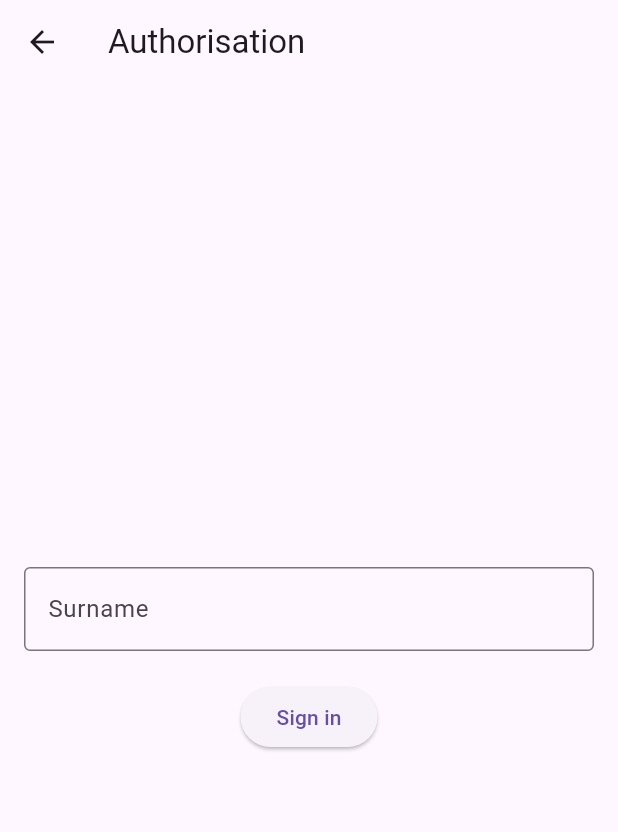
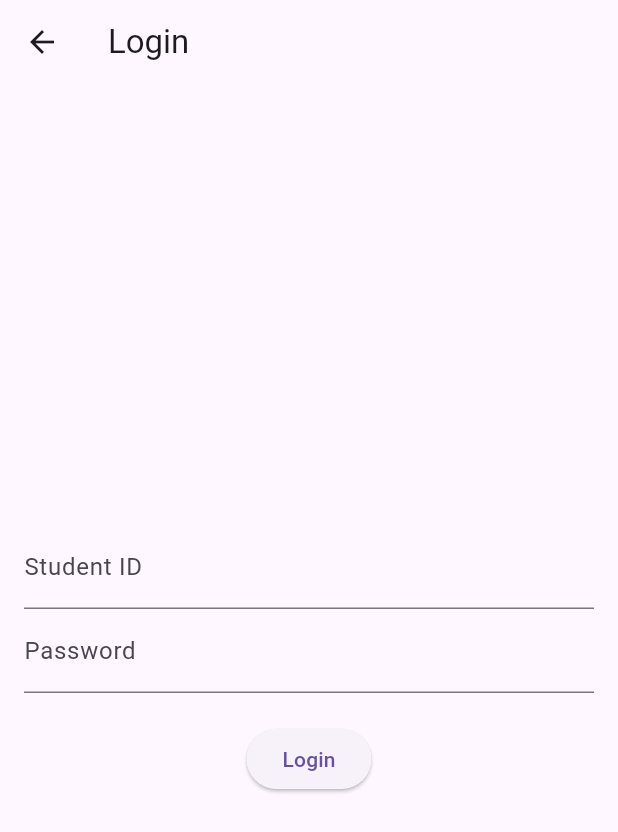
Before and after one commit to mwalexandra/choose_module_app, a Flutter app: the screen it shows after launch, on a phone screen of 412 x 824 dp. Shown: the top 832 px of the screen. Run offline on Flutter 3.47's test engine with Material 3 defaults, Android fonts, the phone set to English and light mode, and no system bars.

Commit message:
login_page changed: id and passwort added

```diff
--- a/lib/pages/login_page.dart
+++ b/lib/pages/login_page.dart
@@ -6,21 +6,20 @@ class LoginPage extends StatefulWidget {
 }
 
 class _LoginPageState extends State<LoginPage> {
-  final _surnameController = TextEditingController();
+  final _formKey = GlobalKey<FormState>();
+  final _studentIDController = TextEditingController();
+  final _passwordController = TextEditingController();
 
   void _login() {
-    final surname = _surnameController.text.trim();
 
-    if (surname.isNotEmpty) {
-
-      Navigator.pushNamed(
-        context,
-        '/modules',
-        arguments: {'surname': surname},
-      );
+    if (_formKey.currentState!.validate()) {
+      final studentID = _studentIDController.text.trim();
+      final password = _passwordController.text.trim();
+      //TODO add authentication logic here
+      print("Login: $studentID | Password: $password");
     } else {
       ScaffoldMessenger.of(context).showSnackBar(
-        SnackBar(content: Text('Put your surname here')),
+        SnackBar(content: Text('Put your student ID and password here')),
       );
     }
   }
@@ -29,25 +28,41 @@ class _LoginPageState extends State<LoginPage> {
   Widget build(BuildContext context) {
     return Scaffold(
       appBar: AppBar(
-        title: Text('Authorisation'),
+        title: Text('Login'),
       ),
       body: Padding(
         padding: const EdgeInsets.all(16.0),
         child: Column(
           mainAxisAlignment: MainAxisAlignment.center,
           children: [
-            TextField(
-              controller: _surnameController,
-              decoration: InputDecoration(
-                labelText: 'Surname',
-                border: OutlineInputBorder(),
+            Form(
+          key: _formKey,
+          child: Column(
+            children: [
+              TextFormField(
+                controller: _studentIDController,
+                decoration: InputDecoration(labelText: "Student ID"),
+                textInputAction: TextInputAction.next, // Enter → перейти к паролю
+                validator: (value) =>
+                    value!.isEmpty ? "Enter Student ID" : null,
               ),
-            ),
-            SizedBox(height: 20),
-            ElevatedButton(
-              onPressed: _login,
-              child: Text('Sign in'),
-            ),
+              TextFormField(
+                controller: _passwordController,
+                decoration: InputDecoration(labelText: "Password"),
+                obscureText: true,
+                textInputAction: TextInputAction.done, // Enter → сабмит
+                onFieldSubmitted: (_) => _login(), // обработчик Enter
+                validator: (value) =>
+                    value!.isEmpty ? "Enter Password" : null,
+              ),
+              SizedBox(height: 20),
+              ElevatedButton(
+                onPressed: _login,
+                child: Text("Login"),
+              ),
+            ],
+          ),
+        ),
           ],
         ),
       ),
```
